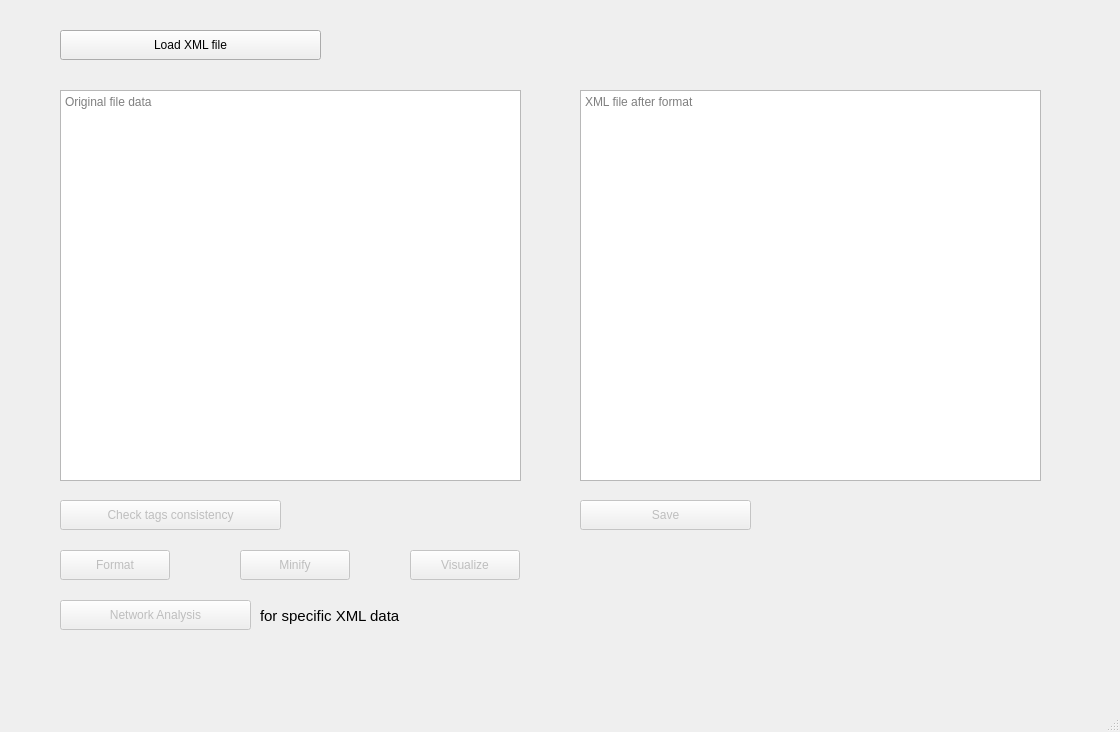
Qt form mainwindow.ui (osamamuhammad3623/XML_editor) before a commit.
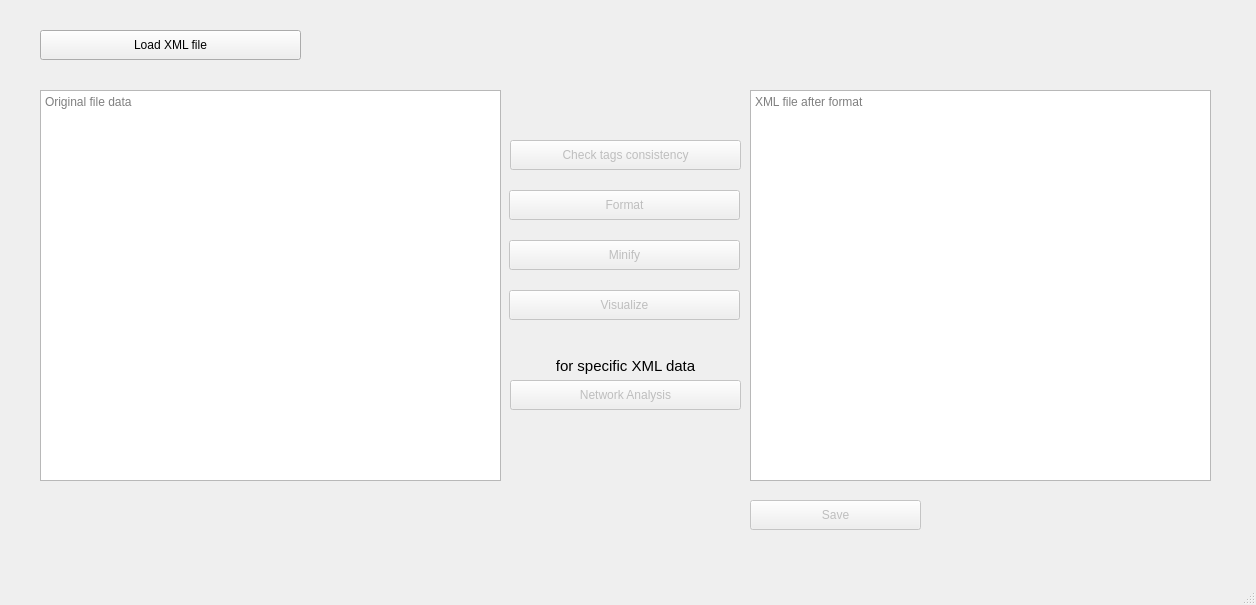
The same form after that commit.

Patch:
```diff
--- a/mainwindow.ui
+++ b/mainwindow.ui
@@ -6,8 +6,8 @@
    <rect>
     <x>0</x>
     <y>0</y>
-    <width>1120</width>
-    <height>732</height>
+    <width>1256</width>
+    <height>605</height>
    </rect>
   </property>
   <property name="windowTitle">
@@ -17,7 +17,7 @@
    <widget class="QTextEdit" name="originalText">
     <property name="geometry">
      <rect>
-      <x>60</x>
+      <x>40</x>
       <y>90</y>
       <width>461</width>
       <height>391</height>
@@ -33,7 +33,7 @@
    <widget class="QTextEdit" name="formattedText">
     <property name="geometry">
      <rect>
-      <x>580</x>
+      <x>750</x>
       <y>90</y>
       <width>461</width>
       <height>391</height>
@@ -58,7 +58,7 @@
    <widget class="QPushButton" name="loadFile">
     <property name="geometry">
      <rect>
-      <x>60</x>
+      <x>40</x>
       <y>30</y>
       <width>261</width>
       <height>30</height>
@@ -74,9 +74,9 @@
     </property>
     <property name="geometry">
      <rect>
-      <x>60</x>
-      <y>500</y>
-      <width>221</width>
+      <x>510</x>
+      <y>140</y>
+      <width>231</width>
       <height>30</height>
      </rect>
     </property>
@@ -93,9 +93,9 @@
     </property>
     <property name="geometry">
      <rect>
-      <x>60</x>
-      <y>550</y>
-      <width>110</width>
+      <x>509</x>
+      <y>190</y>
+      <width>231</width>
       <height>30</height>
      </rect>
     </property>
@@ -109,9 +109,9 @@
     </property>
     <property name="geometry">
      <rect>
-      <x>60</x>
-      <y>600</y>
-      <width>191</width>
+      <x>510</x>
+      <y>380</y>
+      <width>231</width>
       <height>30</height>
      </rect>
     </property>
@@ -125,9 +125,9 @@
     </property>
     <property name="geometry">
      <rect>
-      <x>260</x>
-      <y>600</y>
-      <width>211</width>
+      <x>510</x>
+      <y>350</y>
+      <width>231</width>
       <height>31</height>
      </rect>
     </property>
@@ -139,6 +139,9 @@
     <property name="text">
      <string>for specific XML data</string>
     </property>
+    <property name="alignment">
+     <set>Qt::AlignCenter</set>
+    </property>
    </widget>
    <widget class="QPushButton" name="saveNew">
     <property name="enabled">
@@ -146,7 +149,7 @@
     </property>
     <property name="geometry">
      <rect>
-      <x>580</x>
+      <x>750</x>
       <y>500</y>
       <width>171</width>
       <height>30</height>
@@ -162,9 +165,9 @@
     </property>
     <property name="geometry">
      <rect>
-      <x>240</x>
-      <y>550</y>
-      <width>110</width>
+      <x>509</x>
+      <y>240</y>
+      <width>231</width>
       <height>30</height>
      </rect>
     </property>
@@ -178,9 +181,9 @@
     </property>
     <property name="geometry">
      <rect>
-      <x>410</x>
-      <y>550</y>
-      <width>110</width>
+      <x>509</x>
+      <y>290</y>
+      <width>231</width>
       <height>30</height>
      </rect>
     </property>
```
Left out of the diff: 2 changed lines with no effect on the pictures.
